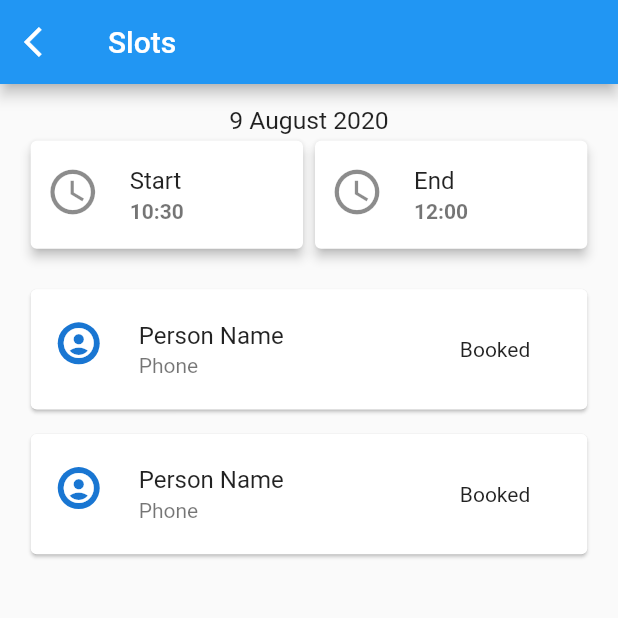
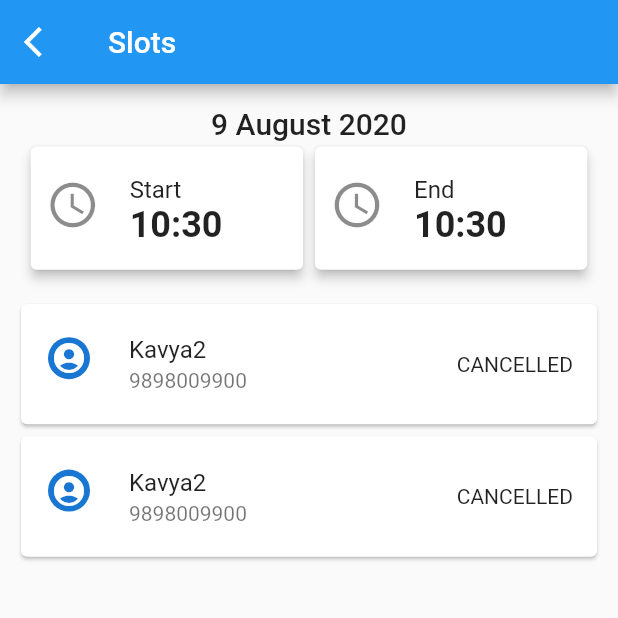
Before and after one commit to Q-Me/q_me_subscriber, a Flutter app: the SlotView screen opened directly with empty values, on a phone screen of 412 x 824 dp, the top half of it. Run offline on Flutter 3.47's test engine with Material 2 defaults, Android fonts, the phone set to English and light mode, and no system bars; our stand-ins replace bloc, country_code_picker, equatable, firebase_analytics, firebase_auth, firebase_messaging and 6 more; missing offline and left inert: assorted_layout_widgets, calendar_strip, checkbox_formfield, date_utils, google_maps_place_picker, keyboard_avoider and 2 more; accounts and stored records are empty; network calls fail; statements that could not run were skipped.

Commit message:
refactored slot view

```diff
--- a/lib/views/slot.dart
+++ b/lib/views/slot.dart
@@ -1,9 +1,30 @@
 import 'package:flutter/material.dart';
-import 'package:intl/intl.dart';
+import 'package:qme_subscriber/model/appointment.dart';
 import 'package:qme_subscriber/model/reception.dart';
 import 'package:qme_subscriber/model/slot.dart';
 import 'package:qme_subscriber/utilities/logger.dart';
-import 'package:qme_subscriber/views/appointment.dart';
+import 'package:qme_subscriber/widgets/slotWidgets.dart';
+
+final List<Appointment> appointmentList = [
+  Appointment.fromJson({
+    "starttime": "2020-06-29T15:00:00.000Z",
+    "endtime": "2020-06-29T15:15:00.000Z",
+    "status": "CANCELLED",
+    "note": "",
+    "booked_by": "USER",
+    "cust_name": "Kavya2",
+    "cust_phone": "9898009900"
+  }),
+  Appointment.fromJson({
+    "starttime": "2020-06-29T17:00:00.000Z",
+    "endtime": "2020-06-29T17:15:00.000Z",
+    "status": "CANCELLED",
+    "note": "",
+    "booked_by": "USER",
+    "cust_name": "Kavya2",
+    "cust_phone": "9898009900"
+  })
+];
 
 class SlotView extends StatefulWidget {
   static const String id = '/slot';
@@ -18,26 +39,28 @@ class SlotView extends StatefulWidget {
   _SlotViewState createState() => _SlotViewState();
 }
 
-bool display = false;
+class _SlotViewState extends State<SlotView> {
+  final GlobalKey<ScaffoldState> _scaffoldKey = GlobalKey<ScaffoldState>();
 
-var cur = DateTime.now();
-
-DateTime eDate = DateTime.now();
-DateTime sDate = eDate.subtract(Duration(days: 7));
-
-var data = [{}, {}];
-
-class _SlotViewState extends State<SlotView> {
+  double get mediaHeight => MediaQuery.of(context).size.height;
   Reception get reception => widget.reception;
   Slot get slot => widget.slot;
 
-  Future<void> getData() async {
-    // data = await apicall
-  }
-
   @override
   Widget build(BuildContext context) {
-    print(cur);
+    void showSnackBar(String text, int seconds) {
+      _scaffoldKey.currentState.hideCurrentSnackBar();
+      _scaffoldKey.currentState.showSnackBar(
+        SnackBar(
+          content: Text(text),
+          duration: Duration(seconds: seconds),
+          action: SnackBarAction(
+            label: 'Dismiss',
+            onPressed: () => Scaffold.of(context).hideCurrentSnackBar(),
+          ),
+        ),
+      );
+    }
 
     return SafeArea(
       child: Scaffold(
@@ -47,215 +70,38 @@ class _SlotViewState extends State<SlotView> {
               child: Icon(Icons.arrow_back_ios)),
           title: Text("Slots"),
         ),
-        body: FutureBuilder(
-          future: getData(),
-          builder: (context, snapshot) {
-            print(data);
-            if (snapshot.connectionState == ConnectionState.done) {
-              if (snapshot.hasError)
-                return Container(
-                  child: Column(
-                    mainAxisAlignment: MainAxisAlignment.center,
-                    children: <Widget>[
-                      Center(
-                        child: Text("Network Error"),
-                      )
-                    ],
+        body: Column(
+          children: [
+            Container(
+              padding: EdgeInsets.symmetric(
+                vertical: MediaQuery.of(context).size.height * 0.018,
+                horizontal: MediaQuery.of(context).size.width * 0.04,
+                // bottom: cHeight * 0.015,
               ),
-                );
-              else
-                return _transBuildList(context, data);
-            } else
-              return Center(
-                child: CircularProgressIndicator(),
-              );
-          },
-        ),
-      ),
-    );
-  }
-
-  Widget _transBuildList(
-    BuildContext context,
-    dynamic data,
-  ) {
-    var len = data == null ? 0 : data.length + 1;
-
-    return Scrollbar(
-      child: ListView.builder(
-        itemCount: len,
-        itemBuilder: (BuildContext context, int index) {
-          if (index == 0) {
-            bool karma = false;
-            if (len == 1) karma = true;
-            return dateView(karma);
-          } else
-            return listElement(
-              context,
-              len - index - 1,
-              data,
-            );
-        },
-      ),
-    );
-  }
-
-  Widget dateView(
-    bool karma,
-  ) {
-    var cHeight = MediaQuery.of(context).size.height;
-    var cWidth = MediaQuery.of(context).size.width;
-    EdgeInsets _pad = EdgeInsets.symmetric(
-      vertical: cHeight * 0.018,
-      horizontal: cWidth * 0.04,
-      // bottom: cHeight * 0.015,
-    );
-    return Container(
-      padding: _pad,
-      child: Column(
-        children: <Widget>[
-          Text(
-            "${DateFormat('d MMMM y').format(reception.startTime)}",
-            style: TextStyle(
-              fontSize: cWidth * 0.04,
-              fontWeight: FontWeight.w400,
-            ),
-          ),
-          Row(
-            children: <Widget>[
-              Expanded(
-                child: TimeCard(
-                  text: 'Start',
-                  dateTime: DateTime.now(),
-                ),
+              child: SlotDetails(slot: slot),
             ),
             Expanded(
-                child: TimeCard(
-                    text: 'End',
-                    dateTime: DateTime.now().add(Duration(minutes: 90))),
-              ),
-            ],
-          ),
-          !karma
-              ? Container()
-              : Padding(
-                  padding: EdgeInsets.only(
-                    top: cHeight * 0.2,
-                  ),
-                  child: Center(
-                    child: Text(
-                      "There are no Appoinments",
-                      style: TextStyle(
-                        fontSize: 20,
-                      ),
-                    ),
-                  ),
-                )
-        ],
-      ),
-    );
-  }
-}
-
-class TimeCard extends StatelessWidget {
-  final String text;
-  final DateTime dateTime;
-
-  TimeCard({@required this.text, @required this.dateTime});
-
-  @override
-  Widget build(BuildContext context) {
-    String _addLeadingZeroIfNeeded(int value) {
-      if (value < 10) return '0$value';
-      return value.toString();
-    }
-
-    final String hourLabel = _addLeadingZeroIfNeeded(dateTime.hour);
-    final String minuteLabel = _addLeadingZeroIfNeeded(dateTime.minute);
-
+              child: Padding(
+                padding: EdgeInsets.symmetric(horizontal: 10),
+                child: ListView.builder(
+                  itemCount: appointmentList.length,
+                  physics: NeverScrollableScrollPhysics(),
+                  itemBuilder: (BuildContext context, int index) {
+                    final Appointment appointment = appointmentList[index];
                     return Card(
-      elevation: 3.0,
-      child: ListTile(
-        contentPadding: EdgeInsets.only(
-          left: 10,
-          // top: 10,
-        ),
-        leading: Icon(
-          Icons.access_time,
-          size: 36,
-        ),
-        title: Text(
-          text,
-          style: TextStyle(
-            fontWeight: FontWeight.w400,
-          ),
-        ),
-        subtitle: Text(
-          '$hourLabel:$minuteLabel',
-          style: TextStyle(
-            fontWeight: FontWeight.bold,
-          ),
-        ),
-      ),
-    );
-  }
-}
-
-Widget listElement(
-  BuildContext context,
-  int index,
-  dynamic data,
-) {
-  var cHeight = MediaQuery.of(context).size.height;
-  var cWidth = MediaQuery.of(context).size.width;
-  final item = data[index].toString();
-  return Padding(
-    padding: EdgeInsets.symmetric(
-      horizontal: cWidth * 0.04,
-      vertical: cHeight * 0.005,
-    ),
-    child: InkWell(
-        onTap: () {
-          Navigator.pushNamed(context, AppointmentView.id,
-              arguments: {"reception": null});
-        },
-        child: Dismissible(
-          // Each Dismissible must contain a Key. Keys allow Flutter to
-          // uniquely identify widgets.
-          key: Key(item),
-          // Provide a function that tells the app
-          // what to do after an item has been swiped away.
-          onDismissed: (tap) {
-            // Remove the item from the data source.
-            //setState(() {
-//            data.removeAt(index);
-            //});
-
-            // Then show a snackbar.
-            Scaffold.of(context)
-                .showSnackBar(SnackBar(content: Text("$item dismissed")));
-          },
-          // Show a red background as the item is swiped away.
-          background: Container(color: Colors.red),
-          child: Card(
                       child: Padding(
                         padding: EdgeInsets.symmetric(
-                vertical: cHeight * 0.005,
+                          vertical: mediaHeight * 0.005,
                         ),
                         child: Row(
                           mainAxisAlignment: MainAxisAlignment.spaceAround,
                           children: <Widget>[
                             Expanded(
                               child: ListTile(
-                      trailing: Text(
-                        "Booked",
-                      ),
+                                trailing: Text(appointment.status),
                                 leading: Container(
                                   child: CircleAvatar(
-                          child: Icon(
-                            Icons.account_circle,
-                          ),
-                        ),
+                                      child: Icon(Icons.account_circle)),
                                   width: 32.0,
                                   height: 32.0,
                                   padding: EdgeInsets.all(2), // borde width
@@ -265,28 +111,24 @@ Widget listElement(
                                   ),
                                 ),
                                 title: Text(
-                        "Person" + " " + "Name",
+                                  appointment.customerName,
                                 ),
                                 subtitle: Text(
-                        "Phone",
+                                  appointment.customerPhone,
                                 ),
-                    ),
-                  ),
-                  Padding(
-                    padding: EdgeInsets.all(8.0),
-                    child: Column(
-                      crossAxisAlignment: CrossAxisAlignment.end,
-                      children: <Widget>[
-                        Padding(
-                          padding: EdgeInsets.all(3),
-                        ),
-                      ],
                               ),
                             ),
                           ],
                         ),
                       ),
+                    );
+                  },
                 ),
-        )),
+              ),
+            ),
+          ],
+        ),
+      ),
     );
   }
+}
```
Lines whose indentation alone changed are shown as unchanged.
